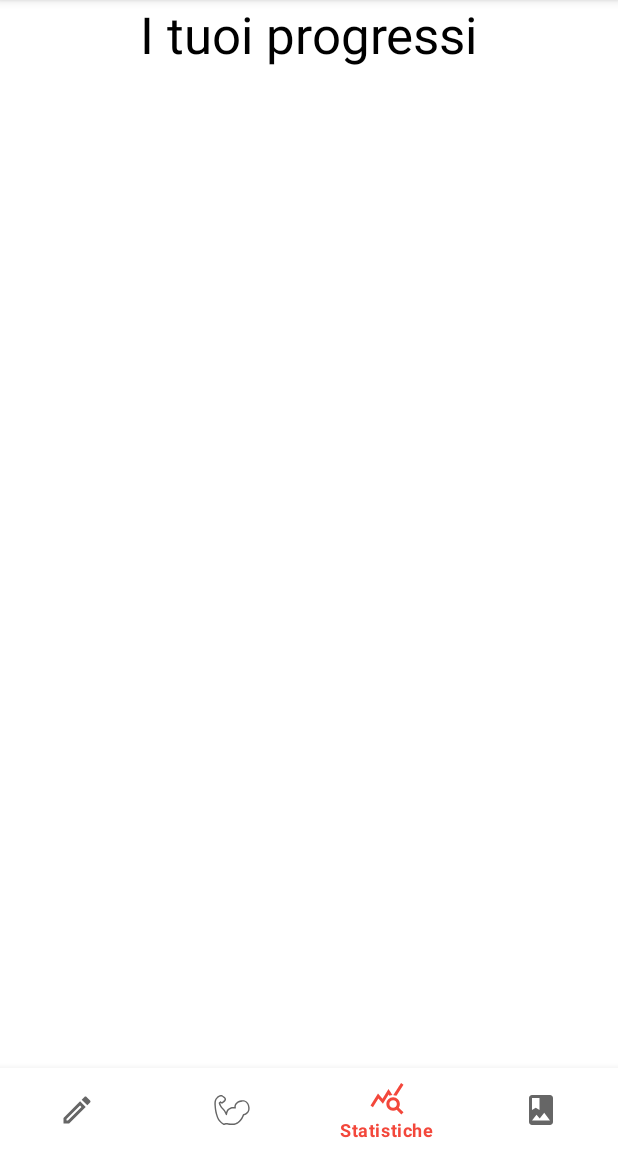
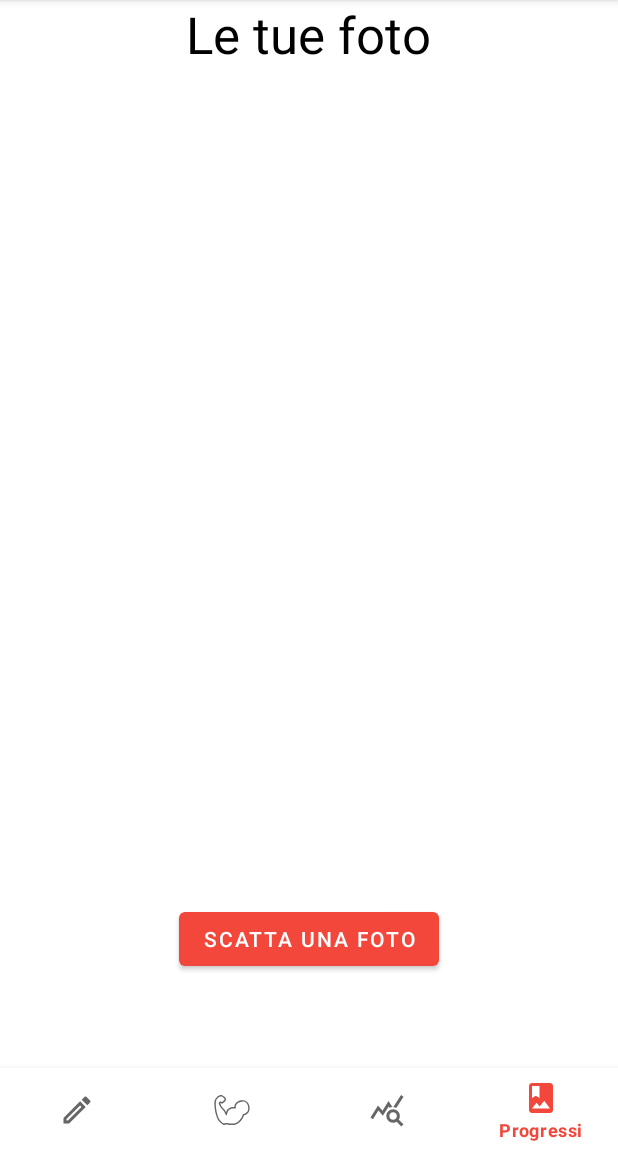
Before and after one commit to massone99/TrackIt, an Android app: the screen it shows after launch (MainActivity), item 4 of the bottom bar chosen, on a phone screen of 412 x 824 dp, the part 84-1236 px from its top. Run offline under Robolectric (Android 15) with nearby library versions, the phone set to English and light mode, and no system bars; our stand-ins replace Room's generated code; 1 statement that could not run was skipped.

Commit message:
First draft of Photos Fragment
Based on a Grid View layout

```diff
--- a/app/build.gradle
+++ b/app/build.gradle
@@ -59,6 +59,10 @@ dependencies {
     implementation "androidx.room:room-guava:$room_version"
     implementation("com.google.guava:guava:30.1.1-android")
 
+    // Glide - for images management
+    implementation 'com.github.bumptech.glide:glide:4.12.0'
+    annotationProcessor 'com.github.bumptech.glide:compiler:4.12.0'
+
     // optional - Test helpers
     testImplementation "androidx.room:room-testing:$room_version"
     implementation 'com.github.thunder413:DateTimeUtils:3.0'
--- a/app/src/main/java/com/app/trackit/model/Exercise.java
+++ b/app/src/main/java/com/app/trackit/model/Exercise.java
@@ -6,12 +6,6 @@ import androidx.room.PrimaryKey;
 
 @Entity(tableName = "exercises")
 public class Exercise {
-
-    /*
-    * FIXME:
-    *  controllare che i form non abbiano valori vuoti nei nomi degli esercizi
-    *  --> anche per Workout
-    * */
 
     @PrimaryKey(autoGenerate = true)
     private int exerciseId;
--- a/app/src/main/java/com/app/trackit/model/db/TrackItDatabase.java
+++ b/app/src/main/java/com/app/trackit/model/db/TrackItDatabase.java
@@ -8,10 +8,12 @@ import androidx.room.RoomDatabase;
 import androidx.room.TypeConverters;
 
 import com.app.trackit.model.PerformedExercise;
+import com.app.trackit.model.Photo;
 import com.app.trackit.model.Set;
 import com.app.trackit.model.Workout;
 import com.app.trackit.model.db.dao.ExerciseDao;
 import com.app.trackit.model.Exercise;
+import com.app.trackit.model.db.dao.PhotoDao;
 import com.app.trackit.model.db.dao.WorkoutDao;
 import com.app.trackit.model.db.relations.PerformedExerciseSetCrossRef;
 
@@ -23,13 +25,15 @@ import java.util.concurrent.Executors;
         Workout.class,
         Set.class,
         PerformedExercise.class,
-        PerformedExerciseSetCrossRef.class},
+        PerformedExerciseSetCrossRef.class,
+        Photo.class},
         version = 1)
 @TypeConverters({Converters.class})
 public abstract class TrackItDatabase extends RoomDatabase {
 
     public abstract ExerciseDao exerciseDao();
     public abstract WorkoutDao workoutDao();
+    public abstract PhotoDao photoDao();
 
     private static volatile TrackItDatabase INSTANCE;
     private static final int NUMBER_OF_THREADS = 4;
--- a/app/src/main/java/com/app/trackit/model/db/TrackItRepository.java
+++ b/app/src/main/java/com/app/trackit/model/db/TrackItRepository.java
@@ -7,9 +7,11 @@ import androidx.lifecycle.LiveData;
 
 import com.app.trackit.model.Exercise;
 import com.app.trackit.model.PerformedExercise;
+import com.app.trackit.model.Photo;
 import com.app.trackit.model.Set;
 import com.app.trackit.model.Workout;
 import com.app.trackit.model.db.dao.ExerciseDao;
+import com.app.trackit.model.db.dao.PhotoDao;
 import com.app.trackit.model.db.dao.WorkoutDao;
 import com.app.trackit.ui.MainActivity;
 import com.google.common.util.concurrent.ListenableFuture;
@@ -24,15 +26,44 @@ public class TrackItRepository {
 
     private final ExerciseDao exerciseDao;
     private final WorkoutDao workoutDao;
+    private final PhotoDao photoDao;
     private final LiveData<List<Exercise>> exercises;
     private final LiveData<List<Workout>> workouts;
+//    private final LiveData<List<Photo>> photos;
 
     public TrackItRepository(Application application) {
         TrackItDatabase db = TrackItDatabase.getDatabase(application);
         exerciseDao = db.exerciseDao();
         workoutDao = db.workoutDao();
+        photoDao = db.photoDao();
         exercises = exerciseDao.getAllExercises();
         workouts = workoutDao.getAll();
+//        photos = photoDao.getAllByDate();
+    }
+
+    public void addPhoto(Photo photo) {
+        TrackItDatabase.databaseWriteExecutor.execute(() -> {
+            photoDao.insertPhoto(photo);
+        });
+    }
+
+    public void deletePhoto(Photo photo) {
+        TrackItDatabase.databaseWriteExecutor.execute(() -> {
+            photoDao.deletePhoto(photo);
+        });
+    }
+
+    public Photo getLastPhoto() {
+        try {
+            return photoDao.getLastPhoto().get();
+        } catch (ExecutionException | InterruptedException e) {
+            e.printStackTrace();
+        }
+        return null;
+    }
+
+    public LiveData<List<Photo>> getAllPhotosByDate() {
+        return photoDao.getAllByDate();
     }
 
     public void updateExercisesDate(int workoutId, Date date) {
--- /dev/null
+++ b/app/src/main/java/com/app/trackit/model/db/dao/PhotoDao.java
@@ -0,0 +1,34 @@
+package com.app.trackit.model.db.dao;
+
+import androidx.lifecycle.LiveData;
+import androidx.room.Dao;
+import androidx.room.Delete;
+import androidx.room.Insert;
+import androidx.room.OnConflictStrategy;
+import androidx.room.Query;
+import androidx.room.Update;
+
+import com.app.trackit.model.Photo;
+import com.google.common.util.concurrent.ListenableFuture;
+
+import java.util.List;
+
+@Dao
+public interface PhotoDao {
+
+    @Insert(onConflict = OnConflictStrategy.REPLACE)
+    void insertPhoto(Photo photo);
+
+    @Delete
+    void deletePhoto(Photo photo);
+
+    @Update
+    void updatePhoto(Photo photo);
+
+    @Query("SELECT * FROM photos ORDER BY timestamp DESC")
+    LiveData<List<Photo>> getAllByDate();
+
+
+    @Query("SELECT * FROM photos WHERE timestamp = (select max(timestamp) from photos)")
+    ListenableFuture<Photo> getLastPhoto();
+}
--- a/app/src/main/java/com/app/trackit/model/viewmodel/PhotosViewModel.java
+++ b/app/src/main/java/com/app/trackit/model/viewmodel/PhotosViewModel.java
@@ -1,24 +1,91 @@
-package com.app.trackit.model.viewmodel;
+ package com.app.trackit.model.viewmodel;
 
 import android.app.Application;
+import android.graphics.Bitmap;
+import android.graphics.Bitmap.Config;
+import android.graphics.BitmapFactory;
+import android.graphics.Canvas;
+import android.graphics.drawable.BitmapDrawable;
+import android.graphics.drawable.Drawable;
+import android.net.Uri;
 
 import androidx.annotation.NonNull;
+import androidx.core.content.res.ResourcesCompat;
 import androidx.lifecycle.AndroidViewModel;
+import androidx.lifecycle.LiveData;
+import androidx.lifecycle.MutableLiveData;
 
+import com.app.trackit.R;
+import com.app.trackit.model.Photo;
 import com.app.trackit.model.db.TrackItRepository;
 import com.app.trackit.ui.MainActivity;
+
+import java.io.FileNotFoundException;
+import java.io.IOException;
+import java.io.InputStream;
+import java.util.ArrayList;
+import java.util.List;
 
 public class PhotosViewModel extends AndroidViewModel {
 
     private final TrackItRepository repository;
 
+    private MutableLiveData<Bitmap> bitmap = new MutableLiveData<>();
+
     /**
      * A ViewModel to manage the photos taken by the user
      * @param application
      */
-    public PhotosViewModel(@NonNull Application application) {
+    public PhotosViewModel(Application application) {
         super(application);
         repository = MainActivity.repo;
+        initBitmap();
+    }
+
+    public void addPhoto(Photo photo) {
+        repository.addPhoto(photo);
+    }
+
+    public Photo getLastPhoto() {
+        return repository.getLastPhoto();
+    }
+
+    public LiveData<List<Photo>> getAllByDate() {
+        return repository.getAllPhotosByDate();
+    }
+
+    public void deletePhoto(Photo photo) {
+        repository.deletePhoto(photo);
+    }
+
+    private void initBitmap() {
+        Drawable drawable = ResourcesCompat.getDrawable(getApplication().getResources(),
+                R.drawable.ic_launcher_foreground, getApplication().getTheme());
+        Bitmap bitmap = drawableToBitmap(drawable);
+
+        this.bitmap.setValue(bitmap);
+    }
+
+    public void setBitmap(Bitmap bitmap) {
+        this.bitmap.setValue(bitmap);
+    }
+
+    public LiveData<Bitmap> getBitmap() {
+        return bitmap;
+    }
+
+    public static Bitmap drawableToBitmap (Drawable drawable) {
+        if (drawable instanceof BitmapDrawable) {
+            return ((BitmapDrawable) drawable).getBitmap();
+        }
+
+        Bitmap bitmap = Bitmap.createBitmap(drawable.getIntrinsicWidth(),
+                drawable.getIntrinsicHeight(), Config.ARGB_8888);
+        Canvas canvas = new Canvas(bitmap);
+        drawable.setBounds(0, 0, canvas.getWidth(), canvas.getHeight());
+        drawable.draw(canvas);
+
+        return bitmap;
     }
 
 }
--- a/app/src/main/java/com/app/trackit/ui/MainActivity.java
+++ b/app/src/main/java/com/app/trackit/ui/MainActivity.java
@@ -1,5 +1,7 @@
 package com.app.trackit.ui;
 
+import android.content.Intent;
+import android.graphics.Bitmap;
 import android.os.Bundle;
 import android.view.MenuItem;
 import android.view.View;
@@ -12,6 +14,7 @@ import androidx.lifecycle.LifecycleOwner;
 import androidx.lifecycle.ViewModelProvider;
 
 import com.app.trackit.R;
+import com.app.trackit.model.viewmodel.PhotosViewModel;
 import com.app.trackit.model.viewmodel.WorkoutListViewModel;
 import com.app.trackit.model.db.TrackItRepository;
 import com.app.trackit.ui.components.AddFab;
@@ -21,7 +24,9 @@ public class MainActivity extends AppCompatActivity implements LifecycleOwner {
 
     public static TrackItRepository repo;
 
-    protected AddFab fab;
+    private PhotosViewModel photosViewModel;
+
+    private AddFab fab;
     private BottomNavigationView navigationView;
 
     public MainActivity() {
@@ -32,6 +37,7 @@ public class MainActivity extends AppCompatActivity implements LifecycleOwner {
     protected void onCreate(Bundle savedInstanceState) {
         super.onCreate(savedInstanceState);
         repo = new TrackItRepository(getApplication());
+        photosViewModel = new ViewModelProvider(this).get(PhotosViewModel.class);
         if (savedInstanceState == null) {
             WorkoutListViewModel model = new ViewModelProvider(this).get(WorkoutListViewModel.class);
             FragmentTransaction transaction = getSupportFragmentManager().beginTransaction();
@@ -57,6 +63,7 @@ public class MainActivity extends AppCompatActivity implements LifecycleOwner {
                             fragment = new ProgressFragment();
                             break;
                         case R.id.photos_page:
+                            fragment = new PhotosFragment();
                             break;
                     }
 
@@ -65,6 +72,18 @@ public class MainActivity extends AppCompatActivity implements LifecycleOwner {
             });
         }
     }
+
+    /*@Override
+    protected void onActivityResult(int requestCode, int resultCode, Intent data) {
+        super.onActivityResult(requestCode, resultCode, data);
+        if (requestCode == PhotosFragment.REQUEST_IMAGE_CAPTURE && resultCode == RESULT_OK) {
+            Bundle extras = data.getExtras();
+            if (extras != null) {
+                Bitmap imageBitmap = (Bitmap) extras.get("data");
+                photosViewModel.setBitmap(imageBitmap);
+            }
+        }
+    }*/
 
     private boolean loadFragment(Fragment fragment) {
         if (fragment != null) {
--- a/app/src/main/java/com/app/trackit/ui/PhotosFragment.java
+++ b/app/src/main/java/com/app/trackit/ui/PhotosFragment.java
@@ -1,21 +1,61 @@
 package com.app.trackit.ui;
 
+import android.app.Activity;
+import android.content.ContentResolver;
+import android.content.ContentValues;
+import android.content.Intent;
+import android.graphics.Bitmap;
+import android.graphics.BitmapFactory;
+import android.net.Uri;
 import android.os.Bundle;
+import android.os.Environment;
+import android.provider.MediaStore;
+import android.util.Log;
 import android.view.LayoutInflater;
 import android.view.View;
 import android.view.ViewGroup;
-import android.widget.BaseAdapter;
+import android.widget.Button;
 import android.widget.GridView;
+import android.widget.ImageView;
 
+import androidx.activity.result.ActivityResult;
+import androidx.activity.result.ActivityResultCallback;
+import androidx.activity.result.ActivityResultLauncher;
+import androidx.activity.result.contract.ActivityResultContracts;
 import androidx.annotation.NonNull;
 import androidx.annotation.Nullable;
+import androidx.core.content.FileProvider;
 import androidx.fragment.app.Fragment;
+import androidx.lifecycle.LifecycleOwner;
+import androidx.lifecycle.ViewModelProvider;
 
 import com.app.trackit.R;
+import com.app.trackit.model.Photo;
+import com.app.trackit.model.viewmodel.PhotosViewModel;
+import com.app.trackit.ui.recycler_view.adapter.GridAdapter;
 
-public class PhotosFragment extends Fragment {
+import java.io.File;
+import java.io.IOException;
+import java.io.OutputStream;
+import java.text.SimpleDateFormat;
+import java.util.Date;
+import java.util.Locale;
+import java.util.Objects;
+import java.util.Set;
+
+public class PhotosFragment extends Fragment implements LifecycleOwner {
+
+    static final int REQUEST_IMAGE_CAPTURE = 1;
+
+    private final String TAG = "PhotosFragment";
+    private File directory;
 
     private GridView gridView;
+    private Button takePhoto;
+
+    private PhotosViewModel photosViewModel;
+    private ActivityResultLauncher<Intent> activityResultLauncher;
+
 
     public PhotosFragment() {
         super(R.layout.fragment_photos);
@@ -24,38 +64,78 @@ public class PhotosFragment extends Fragment {
     @Override
     public void onCreate(@Nullable Bundle savedInstanceState) {
         super.onCreate(savedInstanceState);
+
+        photosViewModel = new ViewModelProvider(this).get(PhotosViewModel.class);
+        activityResultLauncher = registerForActivityResult(
+                new ActivityResultContracts.StartActivityForResult(),
+                result -> {
+                    if (result.getResultCode() == Activity.RESULT_OK) {
+                        Uri imageUri = photosViewModel.getLastPhoto().getUri();
+                        try {
+                            photosViewModel.setBitmap(MediaStore.Images.Media.getBitmap(getActivity().getContentResolver(), imageUri));
+                        } catch (IOException e) {
+                            e.printStackTrace();
+                        }
+                    }
+                });
     }
 
     @Nullable
     @Override
     public View onCreateView(@NonNull LayoutInflater inflater, @Nullable ViewGroup container, @Nullable Bundle savedInstanceState) {
-
-        View rootView = inflater.inflate(R.layout.fragment_photos, container, false);
-
-        gridView = rootView.findViewById(R.id.grid_view);
-
-        return rootView;
+        return inflater.inflate(R.layout.fragment_photos, container, false);
     }
 
-    public class GridAdapter extends BaseAdapter {
+    @Override
+    public void onViewCreated(@NonNull View view, @Nullable Bundle savedInstanceState) {
+        super.onViewCreated(view, savedInstanceState);
+        gridView = view.findViewById(R.id.grid_view);
+        gridView.setAdapter(new GridAdapter(getActivity(), photosViewModel.getAllByDate()));
 
-        @Override
-        public int getCount() {
-            return 0;
+        /*photosViewModel.getBitmap().observe(getViewLifecycleOwner(), bitmap -> {
+            imageView.setImageBitmap(bitmap);
+        });*/
+
+
+        //        gridView = rootView.findViewById(R.id.grid_view);
+        takePhoto = view.findViewById(R.id.take_photo);
+        takePhoto.setOnClickListener(v -> {
+            Intent takePictureIntent = new Intent(MediaStore.ACTION_IMAGE_CAPTURE);
+
+            File photoFile = null;
+            try {
+                photoFile = createImageFile();
+            } catch (IOException e) {
+                e.printStackTrace();
+            }
+
+            if(photoFile != null) {
+                Uri photoUri = FileProvider.getUriForFile(getContext(),
+                        "com.app.trackit.fileprovider",
+                        photoFile);
+                // Attenzione forse la new Date non coinciderà con il nome del file
+                photosViewModel.addPhoto(new Photo(new Date(), photoUri));
+                takePictureIntent.putExtra(MediaStore.EXTRA_OUTPUT, photoUri);
+                activityResultLauncher.launch(takePictureIntent);
+            }
+        });
+
+    }
+
+    private File createImageFile() throws IOException {
+        // Create an image file name
+        String timestamp = new SimpleDateFormat("ddMMyyyy").format(new Date());
+        File storageDir = getActivity().getExternalFilesDir(Environment.DIRECTORY_PICTURES);
+        File image = new File(storageDir, timestamp + ".jpg");
+        if (image.exists()) {
+            Log.d(TAG, "File already exists!");
+            image.delete();
+            Log.d(TAG, "Old file deleted!");
+            Log.d(TAG, String.valueOf(image.exists()));
         }
-
-        @Override
-        public Object getItem(int position) {
-            return null;
-        }
-
-        @Override
-        public long getItemId(int position) {
-            return 0;
-        }
-
-        @Override
-        public View getView(int position, View convertView, ViewGroup parent) {
+        if (image.createNewFile()) {
+            return image;
+        } else {
             return null;
         }
     }
--- /dev/null
+++ b/app/src/main/java/com/app/trackit/ui/recycler_view/adapter/GridAdapter.java
@@ -0,0 +1,90 @@
+package com.app.trackit.ui.recycler_view.adapter;
+
+import android.app.Activity;
+import android.content.Context;
+import android.graphics.Bitmap;
+import android.graphics.BitmapFactory;
+import android.graphics.ImageDecoder;
+import android.media.ThumbnailUtils;
+import android.net.Uri;
+import android.os.Build;
+import android.provider.MediaStore;
+import android.view.LayoutInflater;
+import android.view.View;
+import android.view.ViewGroup;
+import android.widget.BaseAdapter;
+import android.widget.ImageView;
+import android.widget.TextView;
+import android.widget.Toast;
+
+import androidx.lifecycle.LiveData;
+
+import com.app.trackit.R;
+import com.app.trackit.model.Photo;
+import com.bumptech.glide.Glide;
+
+import java.io.ByteArrayInputStream;
+import java.io.ByteArrayOutputStream;
+import java.io.File;
+import java.io.FileNotFoundException;
+import java.io.IOException;
+import java.io.InputStream;
+import java.text.SimpleDateFormat;
+import java.util.ArrayList;
+import java.util.List;
+
+public class GridAdapter extends BaseAdapter {
+
+    private LayoutInflater layoutInflater;
+    private LiveData<List<Photo>> photoList;
+    private Activity activity;
+
+    public GridAdapter(Activity activity, LiveData<List<Photo>> photoList) {
+        this.photoList = photoList;
+        this.activity = activity;
+        this.layoutInflater = (LayoutInflater) activity.getSystemService(Context.LAYOUT_INFLATER_SERVICE);
+    }
+
+    @Override
+    public int getCount() {
+        return photoList.getValue().size();
+    }
+
+    @Override
+    public Object getItem(int position) {
+        return photoList.getValue(position);
+    }
+
+    @Override
+    public long getItemId(int position) {
+        return position;
+    }
+
+    @Override
+    public View getView(int position, View convertView, ViewGroup parent) {
+        GridHolder gridHolder = new GridHolder();
+        View gridView;
+
+        LayoutInflater inflater;
+        ViewGroup root;
+
+
+        gridView = layoutInflater.inflate(R.layout.grid_item, null);
+        gridHolder.textView = (TextView) gridView.findViewById(R.id.grid_image_title);
+        gridHolder.imageView = (ImageView) gridView.findViewById(R.id.grid_image);
+
+        gridHolder.textView.setText(new SimpleDateFormat("dd/MM/yyyy").format(photoList.get(position).getTimeStamp()));
+
+        Glide.with(activity).load(photoList.get(position).getUri()).into(gridHolder.imageView);
+        gridView.setOnClickListener(v -> {
+            Toast.makeText(activity, "You Clicked ", Toast.LENGTH_LONG).show();
+        });
+
+        return gridView;
+    }
+
+    public class GridHolder {
+        TextView textView;
+        ImageView imageView;
+    }
+}
--- a/app/src/main/res/layout/fragment_photos.xml
+++ b/app/src/main/res/layout/fragment_photos.xml
@@ -1,18 +1,49 @@
 <?xml version="1.0" encoding="utf-8"?>
 <ScrollView xmlns:android="http://schemas.android.com/apk/res/android"
-    android:layout_width="match_parent" android:layout_height="match_parent">
+    android:layout_width="match_parent"
+    android:layout_height="match_parent">
 
     <RelativeLayout
         android:layout_width="match_parent"
-        android:layout_height="wrap_content">
+        android:layout_height="650dp">
+
+        <com.google.android.material.textview.MaterialTextView
+            android:id="@+id/photos_title"
+            android:layout_width="wrap_content"
+            android:layout_height="wrap_content"
+            android:layout_alignParentTop="true"
+            android:layout_centerHorizontal="true"
+            android:text="@string/your_photos"
+            android:textAppearance="@style/TextAppearance.AppCompat.Display1"
+            android:textColor="@color/black" />
+
 
         <GridView
             android:id="@+id/grid_view"
             android:layout_width="wrap_content"
+            android:layout_height="550dp"
+            android:layout_below="@id/photos_title"
+            android:layout_marginStart="8dp"
+            android:layout_marginTop="8dp"
+            android:layout_marginEnd="8dp"
+            android:horizontalSpacing="8dp"
+            android:numColumns="2"
+            android:verticalSpacing="8dp" />
+
+<!--        <ImageView
+            android:id="@+id/image_view"
+            android:layout_width="match_parent"
+            android:layout_height="300dp"
+            android:layout_below="@id/photos_title"
+            android:rotation="90"/>-->
+
+        <Button
+            android:id="@+id/take_photo"
+            android:layout_width="wrap_content"
             android:layout_height="wrap_content"
-            android:horizontalSpacing="8dp"
-            android:numColumns="4"
-            android:verticalSpacing="8dp"/>
+            android:layout_alignParentBottom="true"
+            android:layout_centerHorizontal="true"
+            android:text="Scatta una foto"/>
 
     </RelativeLayout>
 
--- a/app/src/main/res/values/strings.xml
+++ b/app/src/main/res/values/strings.xml
@@ -46,6 +46,7 @@
     <string name="remove_set">Rimuovi set</string>
     <string name="tempo_sec">Tempo(sec)</string>
     <string name="your_progress">I tuoi progressi</string>
+    <string name="your_photos">Le tue foto</string>
     <string-array
         name="muscle_groups">
         <item>@string/neck</item>
--- /dev/null
+++ b/app/src/main/res/xml/file_paths.xml
@@ -0,0 +1,4 @@
+<?xml version="1.0" encoding="utf-8"?>
+<paths xmlns:android="http://schemas.android.com/apk/res/android">
+    <external-files-path name="my_images" path="Pictures" />
+</paths>
```
Also changed, not shown: app/src/main/AndroidManifest.xml (+18 -0 lines), app/src/main/java/com/app/trackit/model/Photo.java (added, +47 -0 lines), app/src/main/java/com/app/trackit/model/db/Converters.java (+14 -0 lines), app/src/main/res/layout/grid_item.xml (+4 -4 lines).
